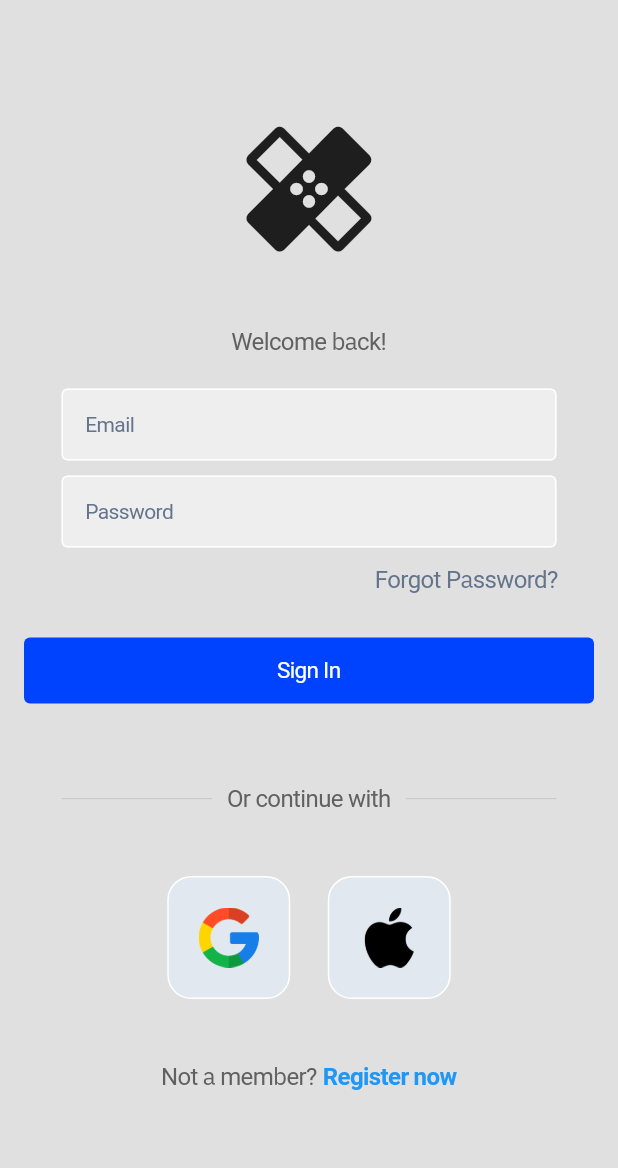
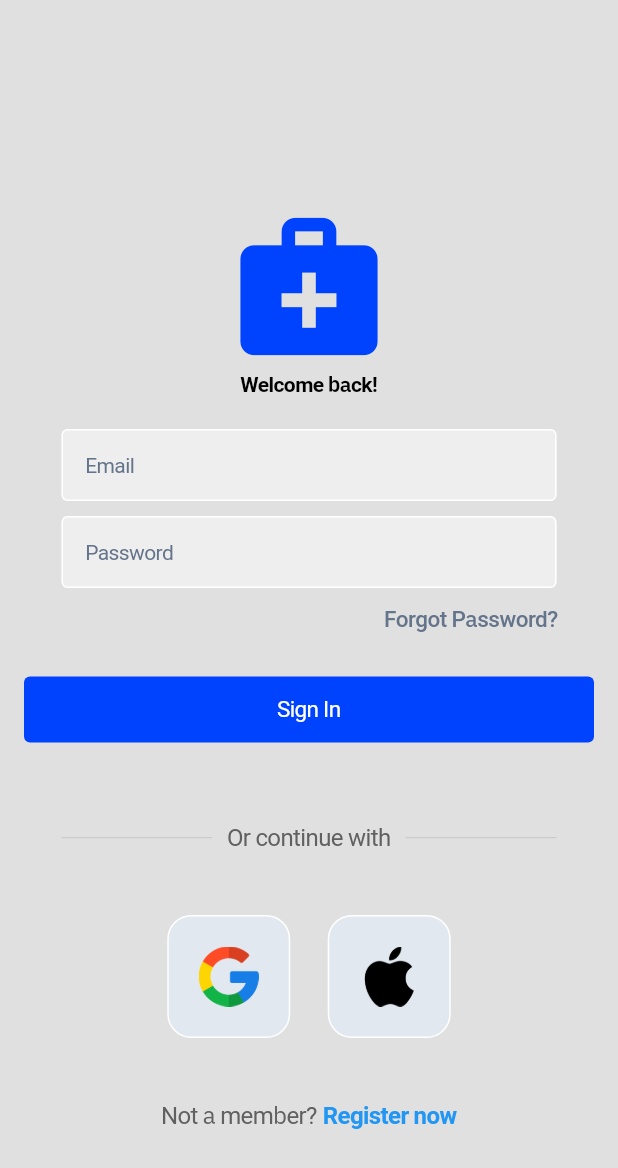
Before and after one commit to dakshvasudev/Curalog, a Flutter app: the screen it shows after launch, on a phone screen of 412 x 824 dp. Shown: the top 1168 px of the screen. Run offline on Flutter 3.47's test engine with Material 3 defaults, Android fonts, the phone set to English and light mode, and no system bars; our stand-ins replace concentric_transition, firebase_auth, firebase_core, google_fonts, persistent_bottom_nav_bar; accounts and stored records are empty.

Commit message:
Refactor login page UI

```diff
--- a/lib/authentication/login_page.dart
+++ b/lib/authentication/login_page.dart
@@ -42,20 +42,16 @@ class _LoginPageState extends State<LoginPage> {
           child: Column(
             children: [
               //TODO: replace it with app logo
-              const Padding(
-                padding: EdgeInsets.only(top: 60, bottom: 40),
-                child: Center(
-                  child: Icon(size: 100, Icons.healing),
+              Padding(
+                padding: const EdgeInsets.only(top: 120),
+                child: Icon(
+                  Icons.medical_services,
+                  color: colors(context).primary.s500,
+                  size: 110,
                 ),
               ),
 
-              Text(
-                'Welcome back!',
-                style: TextStyle(
-                  color: Colors.grey[700],
-                  fontSize: 16,
-                ),
-              ),
+              Text('Welcome back!', style: typography(context).strongSmallBody),
 
               const SizedBox(
                 height: 20,
@@ -91,7 +87,9 @@ class _LoginPageState extends State<LoginPage> {
                   children: [
                     Text(
                       'Forgot Password?',
-                      style: TextStyle(color: colors(context).onSurface.s500),
+                      style: typography(context).subtitle2.copyWith(
+                            color: colors(context).onSurface.s500,
+                          ),
                     ),
                   ],
                 ),
```
